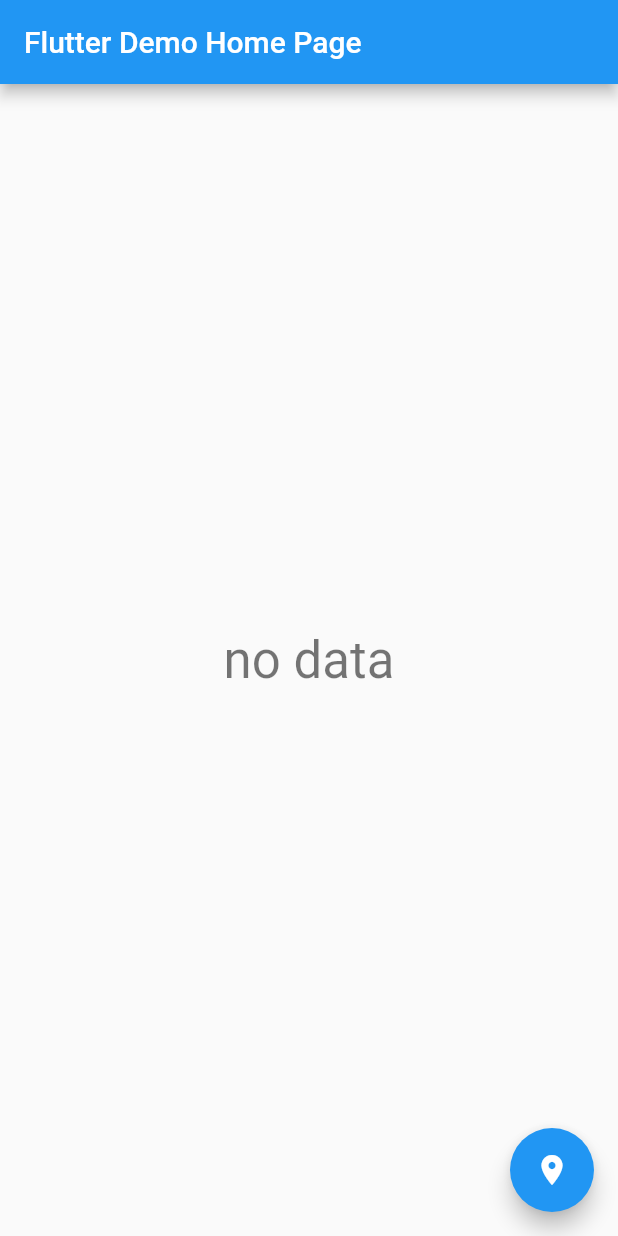
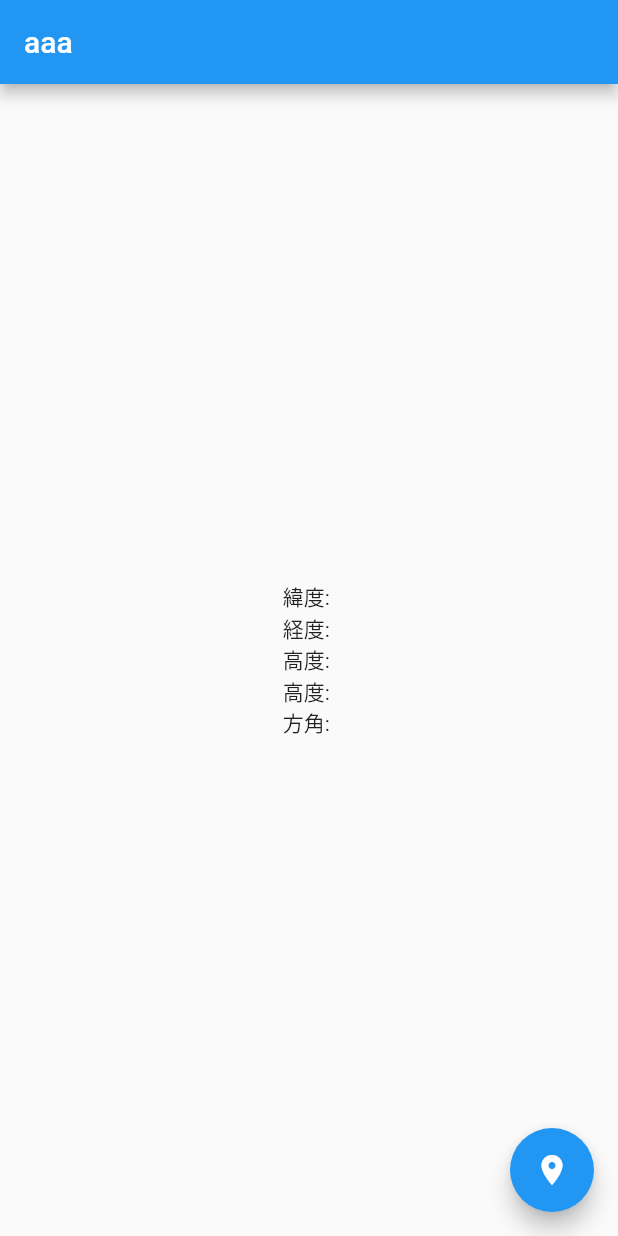
Before and after one commit to iseruuuuu/height_measure_app, a Flutter app: the screen it shows after launch, on a phone screen of 412 x 824 dp. Run offline on Flutter 3.47's test engine with Material 2 defaults, Android fonts, the phone set to English and light mode, and no system bars; our stand-ins replace geolocator.

Commit message:
add: 座標をTextにした

```diff
--- a/lib/main.dart
+++ b/lib/main.dart
@@ -23,6 +23,14 @@ class MyHomePage extends StatefulWidget {
 }
 class _MyHomePageState extends State<MyHomePage> {
   String _location = "no data";
+
+  String lati = '';
+  String long = '';
+  String alti = '';
+  String dist = '';
+  String bear = '';
+
+
   Future<void> getLocation() async {
     // 現在の位置を返す
     Position position = await Geolocator.getCurrentPosition(
@@ -42,22 +50,29 @@ class _MyHomePageState extends State<MyHomePage> {
     print(bearing);
     setState(() {
       _location = position.toString();
+      //TODO 後で整理
+      lati = position.latitude.toString();
+      long = position.longitude.toString();
+      dist = position.altitude.toString();
+      bear = '$distanceInMeters';
+      bear = '$bearing';
     });
   }
   @override
   Widget build(BuildContext context) {
     return Scaffold(
       appBar: AppBar(
-        title: Text(widget.title!),
+        title: Text('aaa'),
       ),
       body: Center(
         child: Column(
           mainAxisAlignment: MainAxisAlignment.center,
           children: <Widget>[
-            Text(
-              '$_location',
-              style: Theme.of(context).textTheme.headline4,
-            ),
+            Text("緯度: " + lati),
+            Text("経度: " + long),
+            Text("高度: " + alti),
+            Text("高度: " + dist),
+            Text("方角: " + bear),
           ],
         ),
       ),
```
